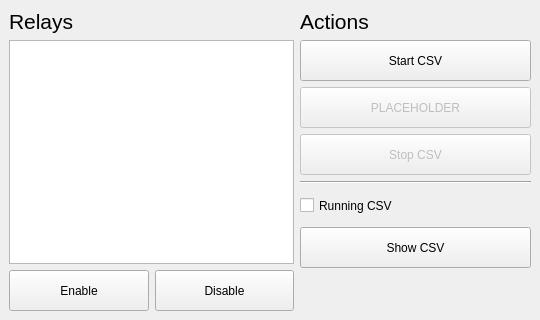
Qt form py-olfactory-serial-controller/ui/main.ui (dennisgk/olfactory-serial-controller) before a commit.
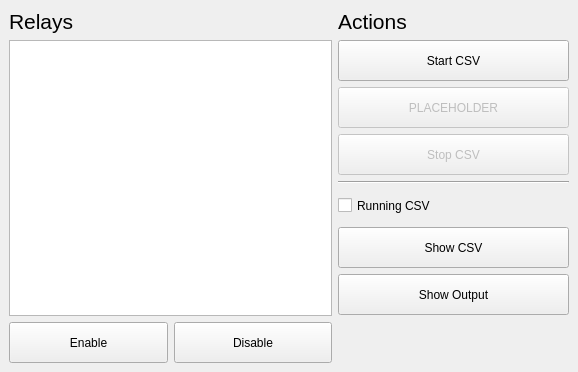
The same form after that commit.

Patch:
```diff
--- a/py-olfactory-serial-controller/ui/main.ui
+++ b/py-olfactory-serial-controller/ui/main.ui
@@ -6,8 +6,8 @@
    <rect>
     <x>0</x>
     <y>0</y>
-    <width>540</width>
-    <height>320</height>
+    <width>578</width>
+    <height>372</height>
    </rect>
   </property>
   <property name="windowTitle">
@@ -208,6 +208,22 @@
         </property>
        </widget>
       </item>
+      <item>
+       <widget class="QPushButton" name="show_output_button">
+        <property name="minimumSize">
+         <size>
+          <width>231</width>
+          <height>41</height>
+         </size>
+        </property>
+        <property name="focusPolicy">
+         <enum>Qt::NoFocus</enum>
+        </property>
+        <property name="text">
+         <string>Show Output</string>
+        </property>
+       </widget>
+      </item>
       <item>
        <spacer name="actions_layout_stretch">
         <property name="orientation">
```
